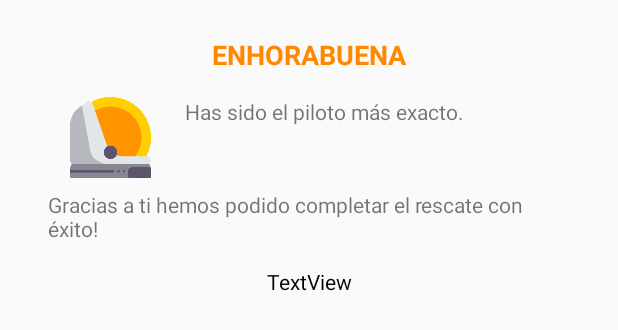
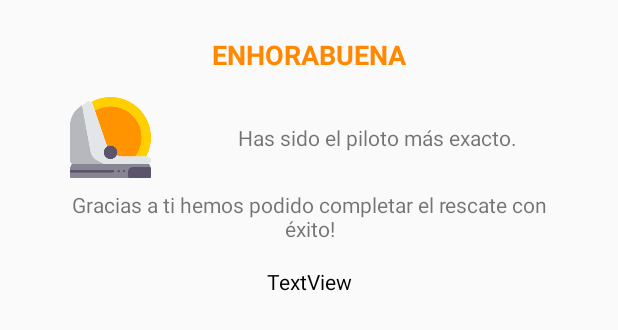
Before and after one commit to angelsalascalvo/HLC, an Android app: the layout dialogo_ganador.xml on its own in the app's theme, with its tools: preview values and no code run, on a phone screen of 412 x 824 dp. Shown: the top 330 px of the screen. Run offline under Robolectric (Android 15) with nearby library versions, the phone set to English and light mode, and no system bars.

Commit message:
Sabado 02/03/2019 (2)
Practica Final (Final)

```diff
--- a/PracticaJuegoFinalAngelSalasCalvo/app/src/main/AndroidManifest.xml
+++ b/PracticaJuegoFinalAngelSalasCalvo/app/src/main/AndroidManifest.xml
@@ -5,7 +5,7 @@
     <uses-permission android:name="android.permission.VIBRATE" />
     <application
         android:allowBackup="true"
-        android:icon="@drawable/logo"
+        android:icon="@mipmap/icono"
         android:label="@string/app_name"
         android:supportsRtl="true"
         android:theme="@style/AppTheme">
--- a/PracticaJuegoFinalAngelSalasCalvo/app/src/main/res/layout/dialogo_ganador.xml
+++ b/PracticaJuegoFinalAngelSalasCalvo/app/src/main/res/layout/dialogo_ganador.xml
@@ -26,13 +26,14 @@
         android:layout_width="0dp"
         android:layout_height="wrap_content"
         android:layout_marginStart="8dp"
-        android:layout_marginTop="16dp"
         android:layout_marginEnd="32dp"
         android:text="@string/txtGanador"
+        android:textAlignment="center"
+        app:layout_constraintBottom_toBottomOf="@+id/ivCasco"
         app:layout_constraintEnd_toEndOf="parent"
         app:layout_constraintHorizontal_bias="0.49"
         app:layout_constraintStart_toEndOf="@+id/ivCasco"
-        app:layout_constraintTop_toBottomOf="@+id/tvTituloGanador" />
+        app:layout_constraintTop_toTopOf="@+id/ivCasco" />
 
     <TextView
         android:id="@+id/tvTxt2"
@@ -42,6 +43,7 @@
         android:layout_marginTop="8dp"
         android:layout_marginEnd="32dp"
         android:text="@string/txtGanador2"
+        android:textAlignment="center"
         app:layout_constraintEnd_toEndOf="parent"
         app:layout_constraintStart_toStartOf="parent"
         app:layout_constraintTop_toBottomOf="@+id/ivCasco" />
```
Also changed, not shown: PracticaJuegoFinalAngelSalasCalvo/app/src/main/java/com/example/rutil/practicajuegofinalangelsalascalvo/ActivityJuego.java (+37 -13 lines), PracticaJuegoFinalAngelSalasCalvo/app/src/main/java/com/example/rutil/practicajuegofinalangelsalascalvo/BarraCohete.java (+52 -1 lines), PracticaJuegoFinalAngelSalasCalvo/app/src/main/java/com/example/rutil/practicajuegofinalangelsalascalvo/BaseActivity.java (+4 -4 lines), PracticaJuegoFinalAngelSalasCalvo/app/src/main/java/com/example/rutil/practicajuegofinalangelsalascalvo/DialogoAjustes.java (+4 -3 lines), PracticaJuegoFinalAngelSalasCalvo/app/src/main/java/com/example/rutil/practicajuegofinalangelsalascalvo/MainActivity.java (+9 -6 lines), PracticaJuegoFinalAngelSalasCalvo/app/src/main/res/mipmap-hdpi/icono.png (added), 2 other files.
